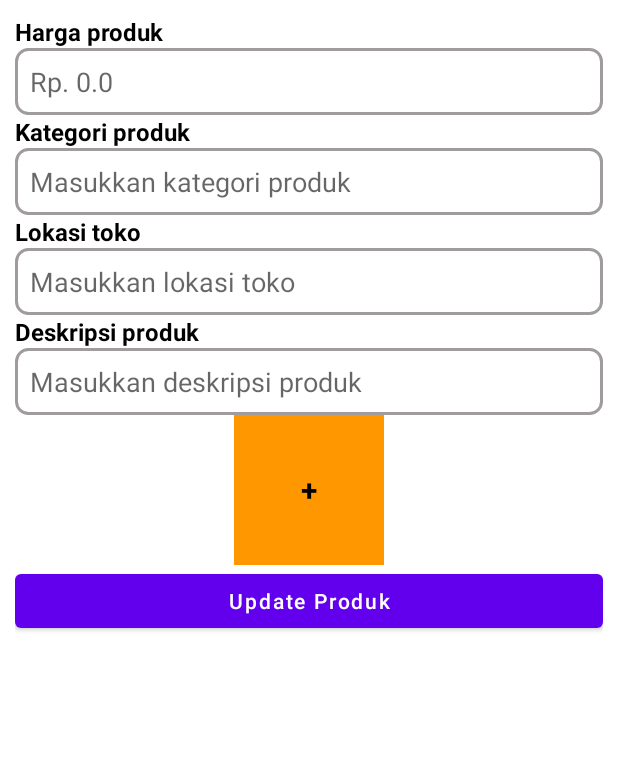
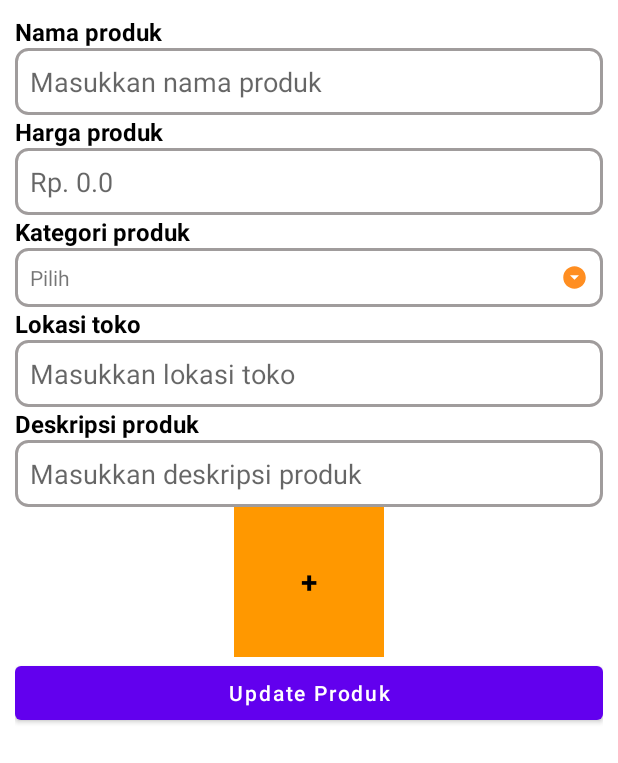
Before and after one commit to Dwisatriapatra/SecondHand, an Android app: the layout custom_edit_data_product_dialog_alert.xml on its own in the app's theme, with its tools: preview values and no code run, on a phone screen of 412 x 824 dp. Shown: the top 763 px of the screen. Run offline under Robolectric (Android 15) with nearby library versions, the phone set to English and light mode, and no system bars.

Commit message:
Fixing "update data product", adding dropdown menu to choose category

```diff
--- a/app/src/main/java/com/example/secondhand/model/SellerProductUpdateRequest.kt
+++ b/app/src/main/java/com/example/secondhand/model/SellerProductUpdateRequest.kt
@@ -5,8 +5,9 @@ import okhttp3.RequestBody
 
 data class SellerProductUpdateRequest(
     val basePrice: RequestBody?,
-    val category: RequestBody?,
+    val category: List<MultipartBody.Part>,
     val description: RequestBody?,
     val imageProduct: MultipartBody.Part,
-    val location: RequestBody?
+    val location: RequestBody?,
+    val name: RequestBody
 )
--- a/app/src/main/java/com/example/secondhand/network/ApiServices.kt
+++ b/app/src/main/java/com/example/secondhand/network/ApiServices.kt
@@ -80,10 +80,11 @@ interface ApiServices {
         @Header("access_token") token: String,
         @Path("id") id: Int,
         @Part("base_price") basePrice: RequestBody,
-        @Part("category_ids") category: RequestBody,
+        @Part category: List<MultipartBody.Part>,
         @Part("description") description: RequestBody,
         //@Part ImageProduct: MultipartBody.Part,
-        @Part("location") location: RequestBody
+        @Part("location") location: RequestBody,
+        @Part("name") name: RequestBody
     ) : Call<GetSellerProductUpdateResponse>
 
     //greta
--- a/app/src/main/java/com/example/secondhand/viewmodel/SellerProductViewModel.kt
+++ b/app/src/main/java/com/example/secondhand/viewmodel/SellerProductViewModel.kt
@@ -70,10 +70,11 @@ class SellerProductViewModel @Inject constructor(api: ApiServices) : ViewModel()
             token,
             id,
             sellerProductUpdateRequest.basePrice!!,
-            sellerProductUpdateRequest.category!!,
+            sellerProductUpdateRequest.category,
             sellerProductUpdateRequest.description!!,
             //sellerProductUpdateRequest.imageProduct,
-            sellerProductUpdateRequest.location!!
+            sellerProductUpdateRequest.location!!,
+            sellerProductUpdateRequest.name
         ).enqueue(object: Callback<GetSellerProductUpdateResponse>{
             override fun onResponse(
                 call: Call<GetSellerProductUpdateResponse>,
--- /dev/null
+++ b/app/src/main/res/drawable/ic_drop_down_arrow.xml
@@ -0,0 +1,5 @@
+<vector android:height="18dp" android:tint="#FF8E21"
+    android:viewportHeight="24" android:viewportWidth="24"
+    android:width="18dp" xmlns:android="http://schemas.android.com/apk/res/android">
+    <path android:fillColor="@android:color/white" android:pathData="M12,2C6.48,2 2,6.48 2,12s4.48,10 10,10 10,-4.48 10,-10S17.52,2 12,2zM12,14l-4,-4h8l-4,4z"/>
+</vector>
--- a/app/src/main/res/layout/custom_edit_data_product_dialog_alert.xml
+++ b/app/src/main/res/layout/custom_edit_data_product_dialog_alert.xml
@@ -5,22 +5,22 @@
     android:layout_height="match_parent"
     android:padding="10dp"
     android:orientation="vertical">
-<!--    <TextView-->
-<!--        android:layout_width="match_parent"-->
-<!--        android:layout_height="wrap_content"-->
-<!--        android:text="@string/nama_produk"-->
-<!--        android:textColor="@color/black"-->
-<!--        android:textStyle="bold"-->
-<!--        android:textSize="16sp"/>-->
-<!--    <EditText-->
-<!--        android:layout_width="match_parent"-->
-<!--        android:layout_height="wrap_content"-->
-<!--        android:inputType="text"-->
-<!--        android:hint="@string/masukkan_nama_produk"-->
-<!--        android:background="@drawable/custom_edit_text_layout"-->
-<!--        android:id="@+id/edit_product_nama"-->
-<!--        android:padding="10dp"-->
-<!--        android:importantForAutofill="no" />-->
+    <TextView
+        android:layout_width="match_parent"
+        android:layout_height="wrap_content"
+        android:text="@string/nama_produk"
+        android:textColor="@color/black"
+        android:textStyle="bold"
+        android:textSize="16sp"/>
+    <EditText
+        android:layout_width="match_parent"
+        android:layout_height="wrap_content"
+        android:inputType="text"
+        android:hint="@string/masukkan_nama_produk"
+        android:background="@drawable/custom_edit_text_layout"
+        android:id="@+id/edit_product_nama"
+        android:padding="10dp"
+        android:importantForAutofill="no" />
     <TextView
         android:layout_width="match_parent"
         android:layout_height="wrap_content"
@@ -46,15 +46,14 @@
         android:textColor="@color/black"
         android:textStyle="bold"
         android:textSize="16sp"/>
-    <EditText
+    <TextView
         android:layout_width="match_parent"
         android:layout_height="wrap_content"
-        android:inputType="text"
-        android:hint="@string/masukkan_kategori_produk"
         android:background="@drawable/custom_edit_text_layout"
         android:id="@+id/edit_product_kategori"
         android:padding="10dp"
-        android:importantForAutofill="no" />
+        android:drawableEnd="@drawable/ic_drop_down_arrow"
+        android:text="Pilih"/>
     <TextView
         android:layout_width="match_parent"
         android:layout_height="wrap_content"
--- a/app/src/main/res/layout/fragment_jual.xml
+++ b/app/src/main/res/layout/fragment_jual.xml
@@ -69,15 +69,13 @@
                 android:layout_height="wrap_content"
                 android:text="@string/kategori_barang" />
 
-            <EditText
+            <TextView
                 android:id="@+id/jual_kategori_barang"
                 android:layout_width="match_parent"
                 android:layout_height="wrap_content"
                 android:layout_marginBottom="20dp"
                 android:background="@drawable/custom_edit_text_layout"
-                android:hint="@string/kategori_barang"
-                android:importantForAutofill="no"
-                android:inputType="text"
+                android:drawableEnd="@drawable/ic_drop_down_arrow"
                 android:padding="10dp"
                 android:textColor="@color/black" />
 
```
Also changed, not shown: app/src/main/java/com/example/secondhand/view/fragment/DaftarJualFragment.kt (+81 -6 lines), app/src/main/java/com/example/secondhand/view/fragment/JualFragment.kt (+83 -4 lines).
